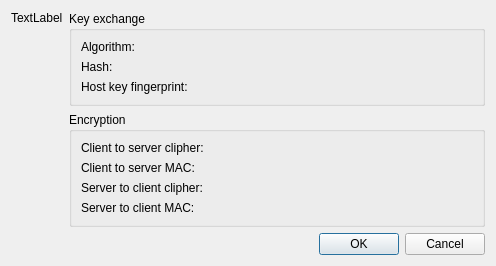
This is src/ui/encryptiondetaildialog.ui in kitech/nullfxp as Qt 5 draws it before an edit. The edited form follows.
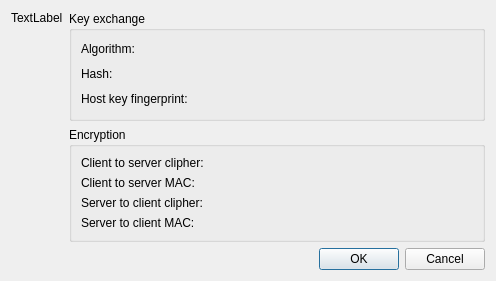
This is the edited form.

Commit message: decrease cpu usage by decr ui refresh times. dynamic init/deinit libssh2 global env.

Patch:
```diff
--- a/src/ui/encryptiondetaildialog.ui
+++ b/src/ui/encryptiondetaildialog.ui
@@ -1,12 +1,12 @@
 <ui version="4.0" >
  <class>EncryptionDetailDialog</class>
- <widget class="QDialog" name="EncryptionDetailDialog" >
-  <property name="geometry" >
+ <widget class="QDialog" name="EncryptionDetailDialog">
+  <property name="geometry">
    <rect>
     <x>0</x>
     <y>0</y>
     <width>496</width>
-    <height>261</height>
+    <height>281</height>
    </rect>
   </property>
   <property name="windowTitle" >
@@ -50,6 +50,12 @@
           <property name="text" >
            <string>Algorithm:</string>
           </property>
+          <property name="wordWrap">
+           <bool>false</bool>
+          </property>
+          <property name="textInteractionFlags">
+           <set>Qt::LinksAccessibleByMouse|Qt::TextSelectableByMouse</set>
+          </property>
          </widget>
         </item>
         <item>
@@ -57,6 +63,12 @@
           <property name="text" >
            <string>Hash:</string>
           </property>
+          <property name="wordWrap">
+           <bool>false</bool>
+          </property>
+          <property name="textInteractionFlags">
+           <set>Qt::LinksAccessibleByMouse|Qt::TextSelectableByMouse</set>
+          </property>
          </widget>
         </item>
         <item>
@@ -64,6 +76,12 @@
           <property name="text" >
            <string>Host key fingerprint:</string>
           </property>
+          <property name="wordWrap">
+           <bool>true</bool>
+          </property>
+          <property name="textInteractionFlags">
+           <set>Qt::LinksAccessibleByMouse|Qt::TextSelectableByMouse</set>
+          </property>
          </widget>
         </item>
        </layout>
```
Left out of the diff: 87 changed lines with no effect on the pictures. The commit also changes 7 other files.
